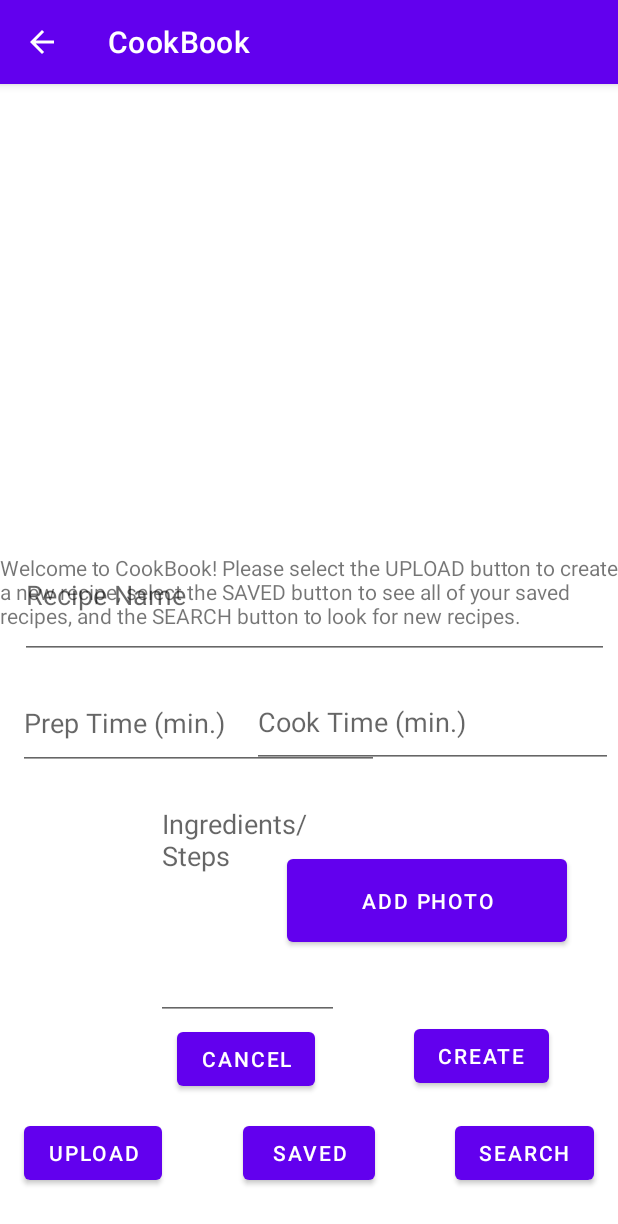
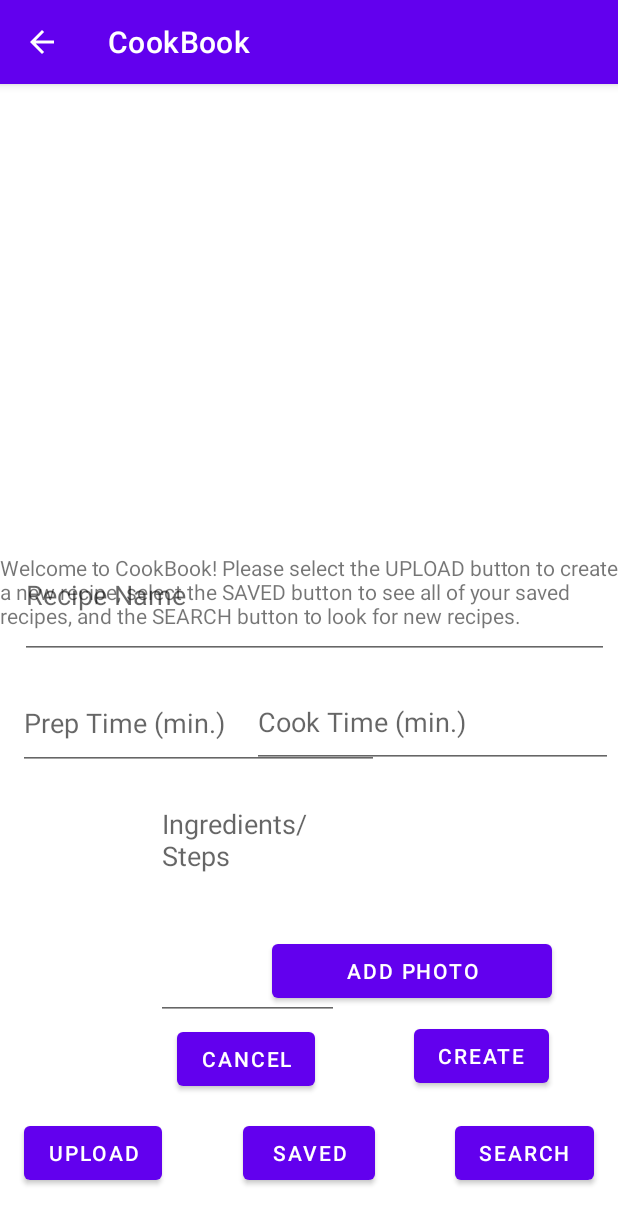
Before and after one commit to BenD150/CookBook, an Android app: the fragment UploadFragment placed in its activity, after a tap on "ADD PHOTO", on a phone screen of 412 x 824 dp. Shown: the top 1224 px of the screen. Run offline under Robolectric (Android 15) with nearby library versions, the phone set to English and light mode, and no system bars.

Commit message:
Implemented deprecated image capture

```diff
--- a/app/src/main/java/com/example/cookbook/UploadFragment.java
+++ b/app/src/main/java/com/example/cookbook/UploadFragment.java
@@ -1,19 +1,24 @@
 package com.example.cookbook;
 
+import android.Manifest;
 import android.content.Intent;
+import android.content.pm.PackageManager;
+import android.graphics.Bitmap;
+import android.media.Image;
 import android.os.Bundle;
 
 import androidx.annotation.Nullable;
+import androidx.core.app.ActivityCompat;
+import androidx.core.content.ContextCompat;
 import androidx.fragment.app.Fragment;
 
+import android.provider.MediaStore;
 import android.util.Log;
 import android.view.LayoutInflater;
 import android.view.View;
 import android.view.ViewGroup;
 import android.widget.Button;
-import android.widget.TextView;
-import android.content.Intent;
-
+import android.widget.ImageView;
 /**
  * A simple {@link Fragment} subclass.
  * Use the {@link UploadFragment#newInstance} factory method to
@@ -83,18 +88,35 @@ public class UploadFragment extends Fragment {
 
         // Open the camera if the add image button is clicked
         Button addPhoto = getActivity().findViewById(R.id.addPhoto);
+        ImageView foodImage = getActivity().findViewById(R.id.foodImage);
+
+        // Used this video to help: https://www.youtube.com/watch?v=RaOyw84625w
+
+        if (ContextCompat.checkSelfPermission(this.getActivity(), Manifest.permission.CAMERA) != PackageManager.PERMISSION_GRANTED) {
+            ActivityCompat.requestPermissions(this.getActivity(),
+                    new String[] {
+                            Manifest.permission.CAMERA
+                    }, 100);
+        }
 
         addPhoto.setOnClickListener(new View.OnClickListener() {
             @Override
             public void onClick(View view) {
-                Intent intent = new Intent("android.media.action.IMAGE_CAPTURE");
-                startActivity(intent);
+                Intent intent = new Intent(MediaStore.ACTION_IMAGE_CAPTURE);
+                startActivityForResult(intent, 100);
             }
         });
+    }
 
-
-
-
+    @Override
+    public void onActivityResult(int requestCode, int resultCode, @Nullable Intent data) {
+        ImageView foodImage = getActivity().findViewById(R.id.foodImage);
+        if (requestCode == 100) {
+            // Get Image
+            Bitmap photo = (Bitmap) data.getExtras().get("data");
+            // Give it to the ImageView
+            foodImage.setImageBitmap(photo);
+        }
     }
 
 
--- a/app/src/main/res/layout/fragment_upload.xml
+++ b/app/src/main/res/layout/fragment_upload.xml
@@ -36,13 +36,13 @@
     <Button
         android:id="@+id/addPhoto"
         android:layout_width="wrap_content"
-        android:layout_height="67dp"
+        android:layout_height="wrap_content"
         android:layout_alignParentStart="true"
         android:layout_alignParentEnd="true"
         android:layout_alignParentBottom="true"
-        android:layout_marginStart="191dp"
-        android:layout_marginEnd="34dp"
-        android:layout_marginBottom="97dp"
+        android:layout_marginStart="181dp"
+        android:layout_marginEnd="44dp"
+        android:layout_marginBottom="60dp"
         android:text="Add Photo" />
 
     <Button
@@ -92,4 +92,16 @@
         android:ems="10"
         android:hint="Cook Time (min.)"
         android:inputType="time" />
+
+
+    <ImageView
+        android:id="@+id/foodImage"
+        android:layout_width="128dp"
+        android:layout_height="91dp"
+        android:layout_alignParentEnd="true"
+        android:layout_alignParentBottom="true"
+        android:layout_marginEnd="21dp"
+        android:layout_marginBottom="117dp" />
+
+
 </RelativeLayout>
```
